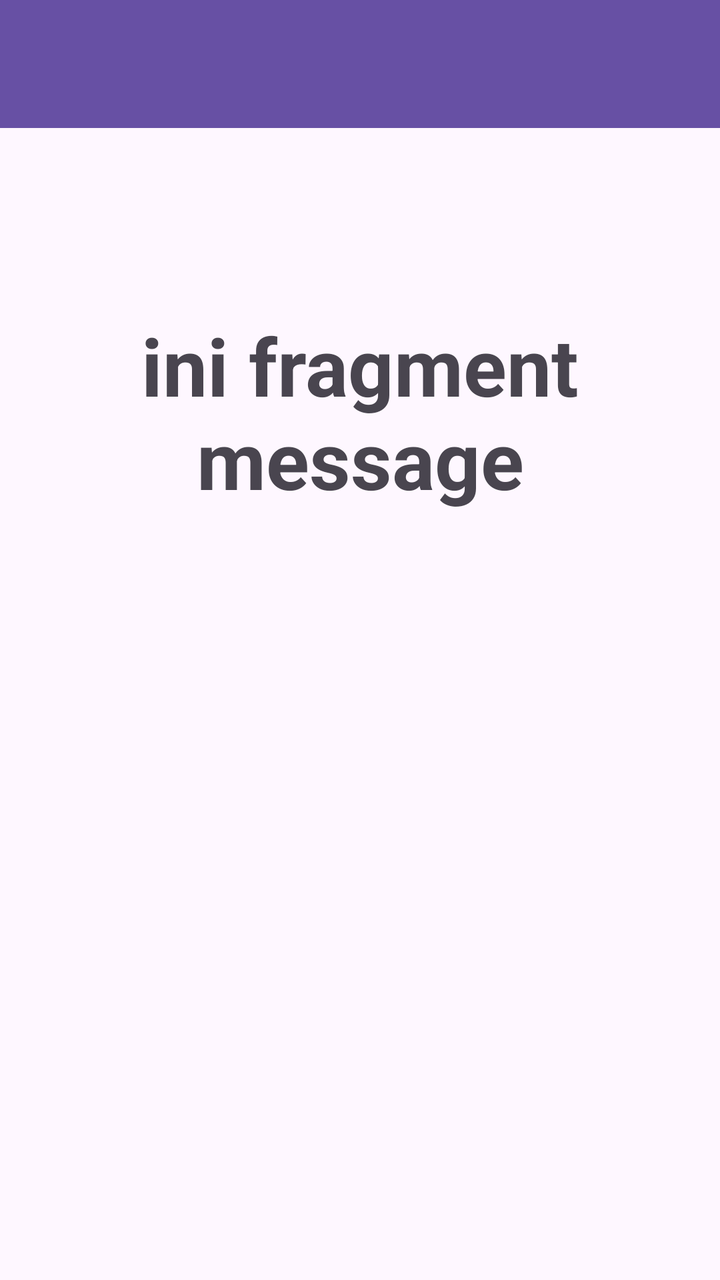
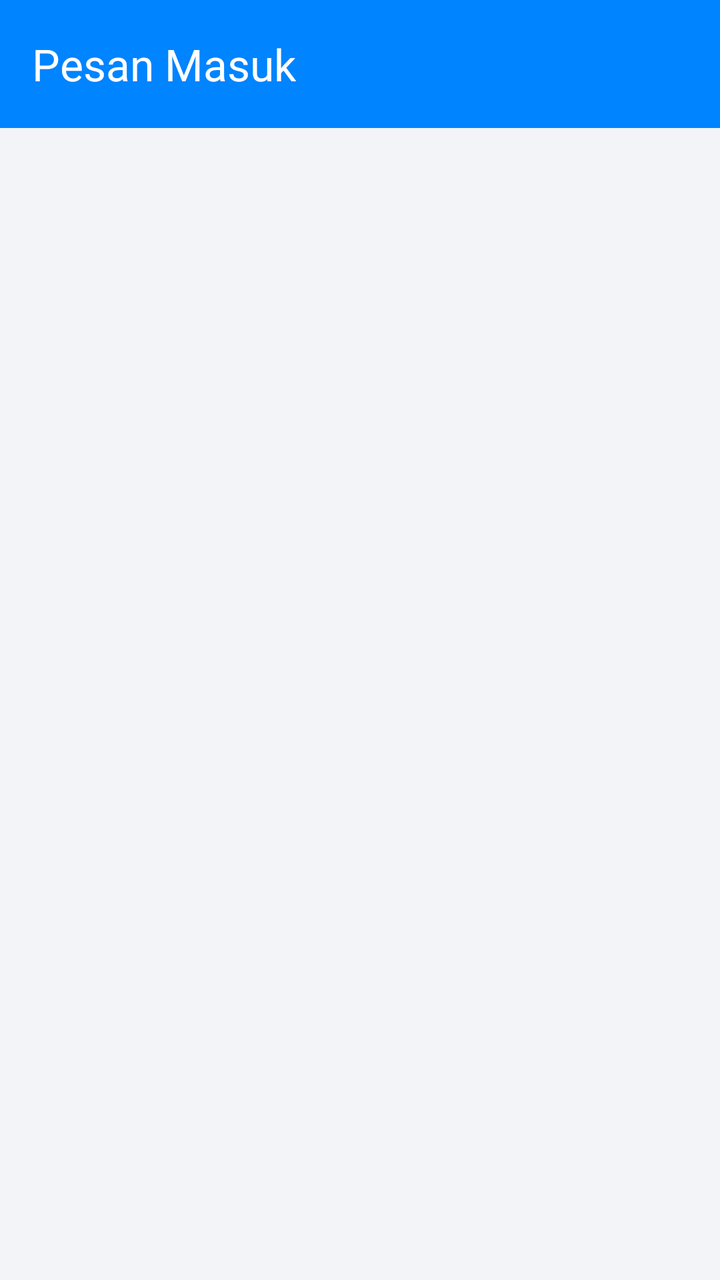

Screens rendered from an Android XML layout before and after an edit, with the pre-edit source and the edit as a unified diff.
<!-- AndroidManifest.xml: application theme Theme.FarrelApps -->
<!-- res/layout/fragment_message.xml -->
<?xml version="1.0" encoding="utf-8"?>
<androidx.constraintlayout.widget.ConstraintLayout xmlns:android="http://schemas.android.com/apk/res/android"
    xmlns:tools="http://schemas.android.com/tools"
    android:layout_width="match_parent"
    android:layout_height="match_parent"
    xmlns:app="http://schemas.android.com/apk/res-auto"
    tools:context=".Message.MessageFragment">

    

    <androidx.appcompat.widget.Toolbar
        android:id="@+id/toolbar"
        android:layout_width="match_parent"
        android:layout_height="?attr/actionBarSize"
        android:background="?attr/colorPrimary"
        android:theme="?attr/actionBarTheme"
        app:layout_constraintTop_toTopOf="parent"
        app:layout_constraintStart_toStartOf="parent"
        app:layout_constraintEnd_toEndOf="parent" />

    <TextView
        android:layout_width="wrap_content"
        android:layout_height="wrap_content"
        android:layout_marginTop="92dp"
        android:text="ini fragment message"
        android:textAlignment="center"
        android:textSize="40sp"
        android:textStyle="bold"
        app:layout_constraintBottom_toBottomOf="parent"
        app:layout_constraintEnd_toEndOf="parent"
        app:layout_constraintHorizontal_bias="0.473"
        app:layout_constraintStart_toStartOf="parent"
        app:layout_constraintTop_toBottomOf="@+id/toolbar"
        app:layout_constraintVertical_bias="0.0" />

</androidx.constraintlayout.widget.ConstraintLayout>
<!-- resources referenced by this layout -->
<resources>
  <style name="Theme.FarrelApps" parent="Base.Theme.FarrelApps" />
  <style name="Base.Theme.FarrelApps" parent="Theme.Material3.DayNight.NoActionBar">
          
          
      </style>
</resources>

<!-- the commit's change to res/layout/fragment_message.xml (unified diff, before → after) -->
@@ -1,36 +1,30 @@
 <?xml version="1.0" encoding="utf-8"?>
-<androidx.constraintlayout.widget.ConstraintLayout xmlns:android="http://schemas.android.com/apk/res/android"
-    xmlns:tools="http://schemas.android.com/tools"
+<androidx.coordinatorlayout.widget.CoordinatorLayout xmlns:android="http://schemas.android.com/apk/res/android"
+    xmlns:app="http://schemas.android.com/apk/res-auto"
     android:layout_width="match_parent"
     android:layout_height="match_parent"
-    xmlns:app="http://schemas.android.com/apk/res-auto"
-    tools:context=".Message.MessageFragment">
+    android:background="#F2F4F7">
 
-    
+    <com.google.android.material.appbar.AppBarLayout
+        android:layout_width="match_parent"
+        android:layout_height="wrap_content"
+        android:theme="@style/ThemeOverlay.AppCompat.Dark.ActionBar">
+        <androidx.appcompat.widget.Toolbar
+            android:id="@+id/toolbar"
+            android:layout_width="match_parent"
+            android:layout_height="?attr/actionBarSize"
+            android:background="#0084FF"
+            app:title="Pesan Masuk" />
+    </com.google.android.material.appbar.AppBarLayout>
 
-    <androidx.appcompat.widget.Toolbar
-        android:id="@+id/toolbar"
+    <ListView
+        android:id="@+id/listMessageItems"
         android:layout_width="match_parent"
-        android:layout_height="?attr/actionBarSize"
-        android:background="?attr/colorPrimary"
-        android:theme="?attr/actionBarTheme"
-        app:layout_constraintTop_toTopOf="parent"
-        app:layout_constraintStart_toStartOf="parent"
-        app:layout_constraintEnd_toEndOf="parent" />
+        android:layout_height="match_parent"
+        android:divider="@android:color/transparent"
+        android:dividerHeight="8dp"
+        android:padding="8dp"
+        android:clipToPadding="false"
+        app:layout_behavior="@string/appbar_scrolling_view_behavior" />
 
-    <TextView
-        android:layout_width="wrap_content"
-        android:layout_height="wrap_content"
-        android:layout_marginTop="92dp"
-        android:text="ini fragment message"
-        android:textAlignment="center"
-        android:textSize="40sp"
-        android:textStyle="bold"
-        app:layout_constraintBottom_toBottomOf="parent"
-        app:layout_constraintEnd_toEndOf="parent"
-        app:layout_constraintHorizontal_bias="0.473"
-        app:layout_constraintStart_toStartOf="parent"
-        app:layout_constraintTop_toBottomOf="@+id/toolbar"
-        app:layout_constraintVertical_bias="0.0" />
-
-</androidx.constraintlayout.widget.ConstraintLayout>
+</androidx.coordinatorlayout.widget.CoordinatorLayout>
